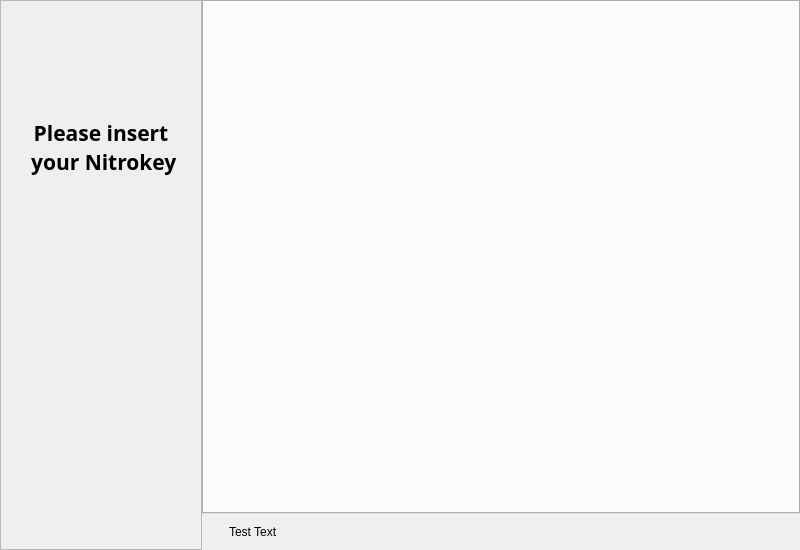
The window that nitrokeyapp/ui/mainwindow.ui (Nitrokey/nitrokey-app2) describes before a commit, drawn with Qt 5.
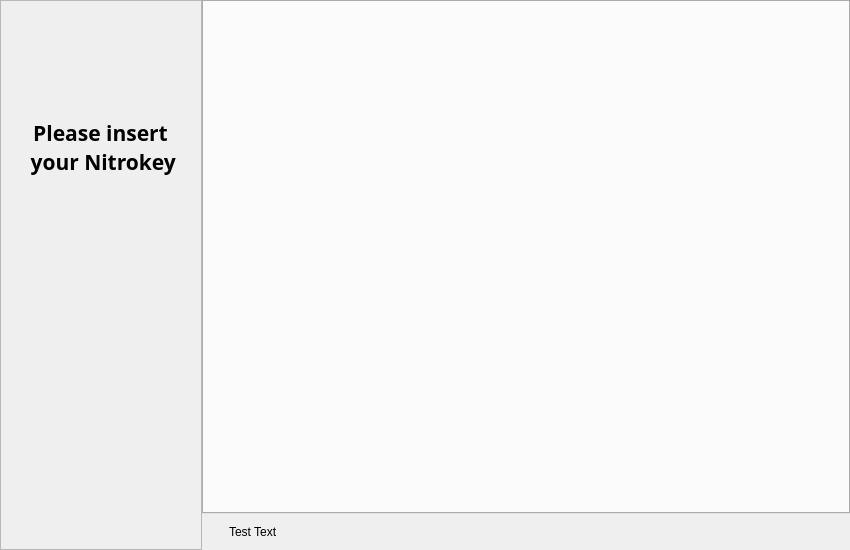
The same window after the commit. Icons and pictures are not drawn.

Diff of the .ui file:
```diff
--- a/nitrokeyapp/ui/mainwindow.ui
+++ b/nitrokeyapp/ui/mainwindow.ui
@@ -6,7 +6,7 @@
    <rect>
     <x>0</x>
     <y>0</y>
-    <width>800</width>
+    <width>850</width>
     <height>550</height>
    </rect>
   </property>
@@ -277,8 +277,14 @@
          </property>
         </spacer>
        </item>
-       <item row="1" column="0" colspan="4">
+       <item row="1" column="0" colspan="4" alignment="Qt::AlignHCenter">
         <widget class="QLabel" name="label_insert_Nitrokey">
+         <property name="sizePolicy">
+          <sizepolicy hsizetype="Fixed" vsizetype="Preferred">
+           <horstretch>0</horstretch>
+           <verstretch>0</verstretch>
+          </sizepolicy>
+         </property>
          <property name="font">
           <font>
            <family>OpenSymbol</family>
```
